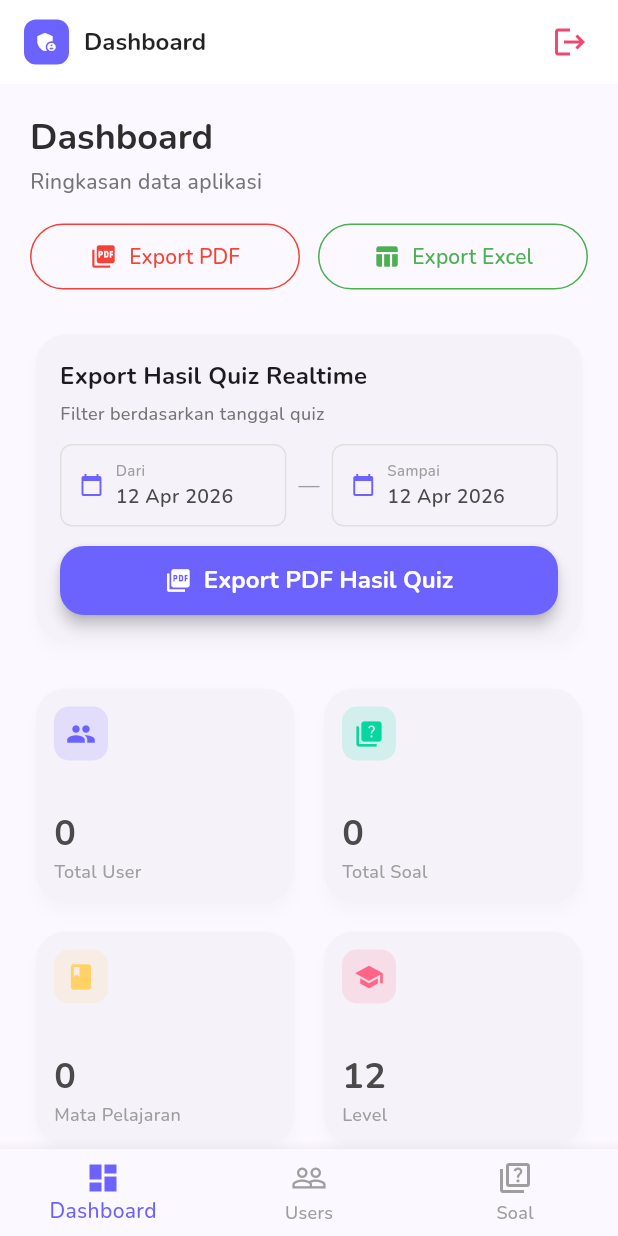
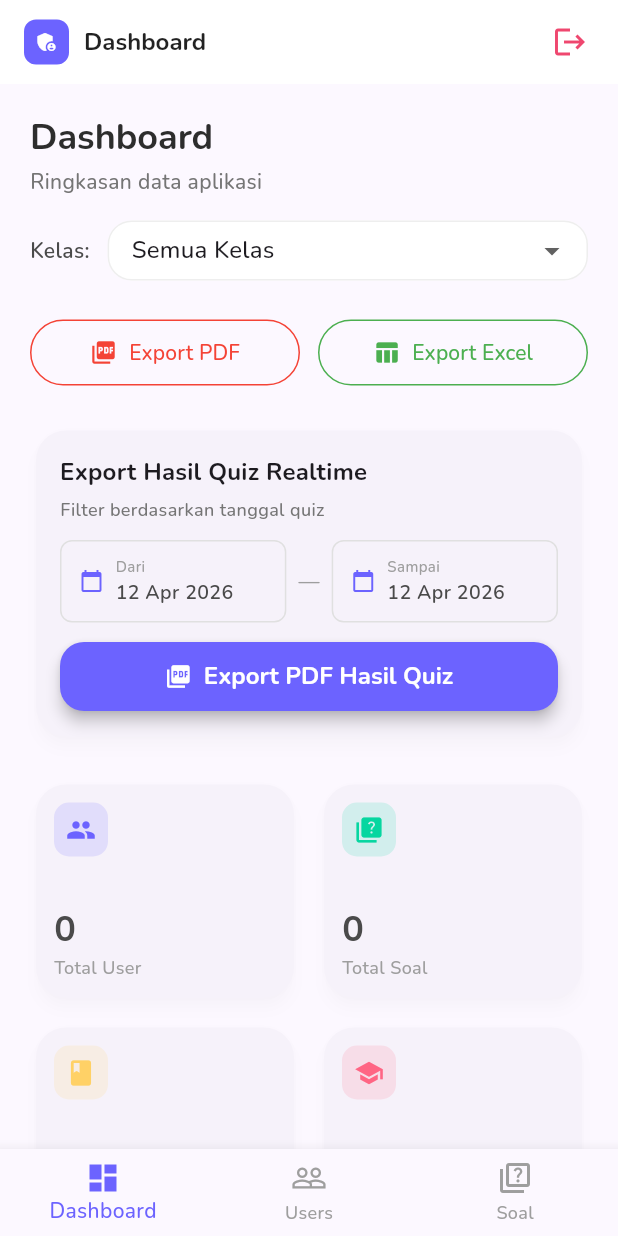
Before and after one commit to Agungpurr/gamifikasi_v1, a Flutter app: the AdminDashboardScreen screen opened directly, after a tap on "Export PDF", on a phone screen of 412 x 824 dp. Run offline on Flutter 3.47's test engine with Material 3 defaults, Android fonts, the phone set to English and light mode, and no system bars; our stand-ins replace audioplayers, cloud_firestore, confetti, firebase_auth, firebase_core, flutter_animate and 9 more; missing offline and left inert: excel; accounts and stored records are empty; generated files the repository leaves out were written again.

Commit message:
upgrade expoert filter kelas and tombol off music in the admin dashboard

```diff
--- a/lib/screens/admin/admin_stats_screen.dart
+++ b/lib/screens/admin/admin_stats_screen.dart
@@ -6,6 +6,7 @@ import '../../models/user_model.dart';
 import '../../utils/app_theme.dart';
 import '../../services/export_service.dart';
 import 'package:intl/intl.dart';
+import '../../services/audio_service.dart';
 
 class AdminStatsScreen extends StatefulWidget {
   const AdminStatsScreen({super.key});
@@ -20,11 +21,14 @@ class _AdminStatsScreenState extends State<AdminStatsScreen> {
   DateTime _endDate = DateTime.now();
   bool _exportingRealtime = false;
   Map<String, dynamic> _stats = {};
+  String _selectedKelas = 'Semua Kelas';
+  List<String> _kelasList = ['Semua Kelas'];
 
   @override
   void initState() {
     super.initState();
     _load();
+    _loadKelas();
   }
 
   Future<void> _load() async {
@@ -39,7 +43,11 @@ class _AdminStatsScreenState extends State<AdminStatsScreen> {
 
   Future<void> _exportPdf() async {
     try {
-      await ExportService.exportUsersPdf(context);
+      // _exportRealtime
+      await ExportService.exportUsersPdf(
+        context,
+        kelas: _selectedKelas,
+      );
     } catch (e) {
       if (mounted) {
         ScaffoldMessenger.of(context).showSnackBar(
@@ -105,6 +113,7 @@ class _AdminStatsScreenState extends State<AdminStatsScreen> {
         context,
         startDate: _startDate,
         endDate: _endDate,
+        kelas: _selectedKelas,
       );
     } catch (e) {
       if (mounted) {
@@ -116,6 +125,13 @@ class _AdminStatsScreenState extends State<AdminStatsScreen> {
     } finally {
       if (mounted) setState(() => _exportingRealtime = false);
     }
+  }
+
+  Future<void> _loadKelas() async {
+    final list = await AdminService.getAvailableKelas();
+    setState(() {
+      _kelasList = ['Semua Kelas', ...list];
+    });
   }
 
   @override
@@ -143,6 +159,33 @@ class _AdminStatsScreenState extends State<AdminStatsScreen> {
             Text('Ringkasan data aplikasi',
                 style: TextStyle(color: Colors.grey[600])),
             const SizedBox(height: 16),
+            // Dropdown Kelas
+            Row(
+              children: [
+                const Text('Kelas:',
+                    style:
+                        TextStyle(fontWeight: FontWeight.w600, fontSize: 14)),
+                const SizedBox(width: 12),
+                Expanded(
+                  child: DropdownButtonFormField<String>(
+                    value: _selectedKelas,
+                    decoration: InputDecoration(
+                      contentPadding: const EdgeInsets.symmetric(
+                          horizontal: 12, vertical: 8),
+                      border: OutlineInputBorder(
+                          borderRadius: BorderRadius.circular(8)),
+                      isDense: true,
+                    ),
+                    items: _kelasList
+                        .map((k) => DropdownMenuItem(value: k, child: Text(k)))
+                        .toList(),
+                    onChanged: (val) => setState(() => _selectedKelas = val!),
+                  ),
+                ),
+              ],
+            ),
+            const SizedBox(height: 12),
+            const SizedBox(height: 12),
             Row(
               children: [
                 Expanded(
@@ -390,6 +433,57 @@ class _AdminStatsScreenState extends State<AdminStatsScreen> {
                 ),
               ),
             ),
+            // Setelah widget Top 5 User Terbaik, tambahkan:
+
+            const SizedBox(height: 24),
+            Card(
+              child: Padding(
+                padding: const EdgeInsets.all(16),
+                child: Column(
+                  crossAxisAlignment: CrossAxisAlignment.start,
+                  children: [
+                    Text('Pengaturan Suara',
+                        style: Theme.of(context).textTheme.titleLarge),
+                    const SizedBox(height: 12),
+                    StatefulBuilder(
+                      builder: (context, setLocalState) => Column(
+                        children: [
+                          SwitchListTile(
+                            title: const Text('🎵 Musik Latar',
+                                style: TextStyle(fontWeight: FontWeight.w600)),
+                            subtitle:
+                                const Text('Musik background saat bermain'),
+                            value: AudioService.isBgmEnabled,
+                            activeColor: AppColors.primary,
+                            onChanged: (_) async {
+                              await AudioService.toggleBgm();
+                              if (AudioService.isBgmEnabled) {
+                                await AudioService.playHomeBgm();
+                              }
+                              setLocalState(() {});
+                            },
+                          ),
+                          const Divider(height: 1),
+                          SwitchListTile(
+                            title: const Text('🔊 Efek Suara',
+                                style: TextStyle(fontWeight: FontWeight.w600)),
+                            subtitle: const Text(
+                                'Suara benar, salah, dan notifikasi'),
+                            value: AudioService.isSfxEnabled,
+                            activeColor: AppColors.primary,
+                            onChanged: (_) async {
+                              await AudioService.toggleSfx();
+                              setLocalState(() {});
+                            },
+                          ),
+                        ],
+                      ),
+                    ),
+                  ],
+                ),
+              ),
+            ),
+            const SizedBox(height: 20),
           ],
         ),
       ),
--- a/lib/services/admin_service.dart
+++ b/lib/services/admin_service.dart
@@ -206,4 +206,28 @@ class AdminService {
       'topUsers': topUsers.take(5).toList(),
     };
   }
+
+  // ═══════════════════════════════════════════
+  // Filter export kelas
+  // ═══════════════════════════════════════════
+  // Ambil daftar kelas unik dari semua user
+  static Future<List<String>> getAvailableKelas() async {
+    final users = await getAllUsers();
+    final kelasSet = users
+        .map((u) => u.kelas ?? '')
+        .where((k) => k.isNotEmpty)
+        .toSet()
+        .toList();
+    kelasSet.sort();
+    return kelasSet;
+  }
+
+// Get users filter by kelas, null = semua kelas
+  static Future<List<UserModel>> getUsersByKelas(String? kelas) async {
+    if (kelas == null || kelas == 'Semua Kelas') {
+      return getAllUsers();
+    }
+    final all = await getAllUsers();
+    return all.where((u) => u.kelas == kelas).toList();
+  }
 }
--- a/lib/services/export_service.dart
+++ b/lib/services/export_service.dart
@@ -48,8 +48,15 @@ class ExportService {
   // EXPORT PDF
   // ═══════════════════════════════════════════
 
-  static Future<void> exportUsersPdf(BuildContext context) async {
-    final users = await AdminService.getAllUsers();
+  static Future<void> exportUsersPdf(BuildContext context,
+      {String? kelas}) async {
+    final allUsers = await AdminService.getAllUsers();
+
+    // TAMBAHKAN: Filter berdasarkan kelas
+    final users = (kelas == null || kelas == 'Semua Kelas')
+        ? allUsers
+        : allUsers.where((u) => u.kelas == kelas).toList();
+
     final now = DateTime.now();
     final pdf = pw.Document();
 
@@ -85,7 +92,10 @@ class ExportService {
           );
         },
         build: (ctx) => [
-          pw.Text('Data Seluruh Siswa',
+          pw.Text(
+              kelas == null || kelas == 'Semua Kelas'
+                  ? 'Data Seluruh Siswa'
+                  : 'Data Siswa - Kelas $kelas',
               style:
                   pw.TextStyle(fontSize: 12, fontWeight: pw.FontWeight.bold)),
           pw.SizedBox(height: 8),
@@ -285,11 +295,16 @@ class ExportService {
     BuildContext context, {
     required DateTime startDate,
     required DateTime endDate,
+    String? kelas,
   }) async {
-    final results = await FirebaseService.getQuizResultsByDate(
+    var results = await FirebaseService.getQuizResultsByDate(
       startDate: startDate,
       endDate: endDate,
     );
+    // Filter by kelas kalau bukan Semua Kelas
+    if (kelas != null && kelas != 'Semua Kelas') {
+      results = results.where((r) => r['kelas'] == kelas).toList();
+    }
 
     if (results.isEmpty) {
       ScaffoldMessenger.of(context).showSnackBar(
@@ -335,7 +350,10 @@ class ExportService {
           );
         },
         build: (ctx) => [
-          pw.Text('Rekap Hasil Quiz: $dateRange',
+          pw.Text(
+              kelas == null || kelas == 'Semua Kelas'
+                  ? 'Rekap Hasil Quiz: $dateRange'
+                  : 'Rekap Hasil Quiz Kelas $kelas: $dateRange',
               style:
                   pw.TextStyle(fontSize: 12, fontWeight: pw.FontWeight.bold)),
           pw.SizedBox(height: 8),
```
